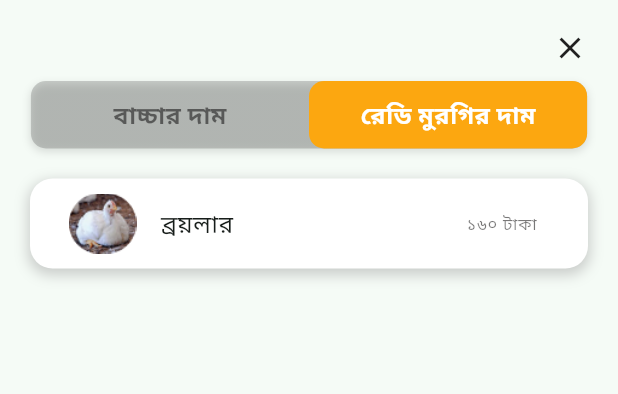
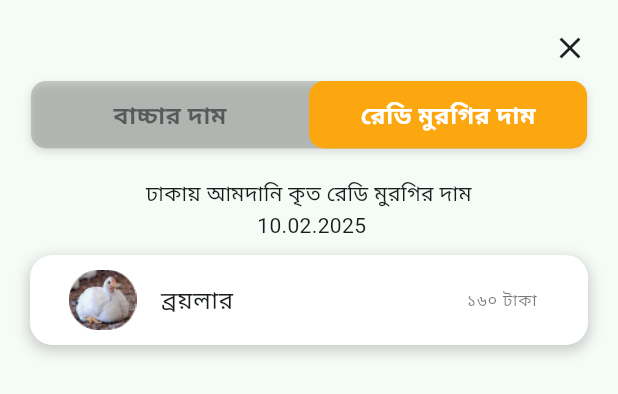
Before and after one commit to Milon3658/chicken_app, a Flutter app: the Ajkerbazar widget shown alone on an empty page, opened directly, item 2 of the bottom bar chosen, on a phone screen of 412 x 824 dp. Shown: the top 394 px of the screen. Run offline on Flutter 3.47's test engine with Material 3 defaults, Android fonts, the phone set to English and light mode, and no system bars; drawn by our look-alikes of flutter_toggle_tab; our stand-ins replace flutter_otp_text_field, gap, get.

Commit message:
Update AjkerBazar widget layout and enhance chicken price display

```diff
--- a/lib/app/modules/Homepage/widgets/AjkerBazar.dart
+++ b/lib/app/modules/Homepage/widgets/AjkerBazar.dart
@@ -109,7 +109,7 @@ class _AjkerbazarState extends State<Ajkerbazar> {
                                     gridDelegate:
                                         SliverGridDelegateWithFixedCrossAxisCount(
                                             crossAxisCount: 3,
-                                            childAspectRatio: 1.5,
+                                            childAspectRatio: 1.8,
                                             crossAxisSpacing: 10,
                                             mainAxisSpacing: 10),
                                     itemBuilder:
@@ -183,7 +183,14 @@ class _AjkerbazarState extends State<Ajkerbazar> {
                                     ),
                                   ))),
                     )
-                  : Container(
+                  : Column(
+                      children: [
+                        Text(
+                          'ঢাকায় আমদানি কৃত রেডি মুরগির দাম \n 10.02.2025',
+                          textAlign: TextAlign.center,
+                        ),
+                        Gap(10),
+                        Container(
                             height: 60,
                             width: Get.width,
                             decoration: BoxDecoration(
@@ -199,7 +206,8 @@ class _AjkerbazarState extends State<Ajkerbazar> {
                               ],
                             ),
                             child: Padding(
-                          padding: const EdgeInsets.symmetric(horizontal: 10),
+                                padding:
+                                    const EdgeInsets.symmetric(horizontal: 10),
                                 child: Center(
                                   child: ListTile(
                                     leading: Image(
@@ -216,7 +224,9 @@ class _AjkerbazarState extends State<Ajkerbazar> {
                                           color: greyText.withOpacity(0.58)),
                                     ),
                                   ),
-                          )))),
+                                ))),
+                      ],
+                    )),
             ],
           ),
         ),
```
Lines whose indentation alone changed are shown as unchanged.
